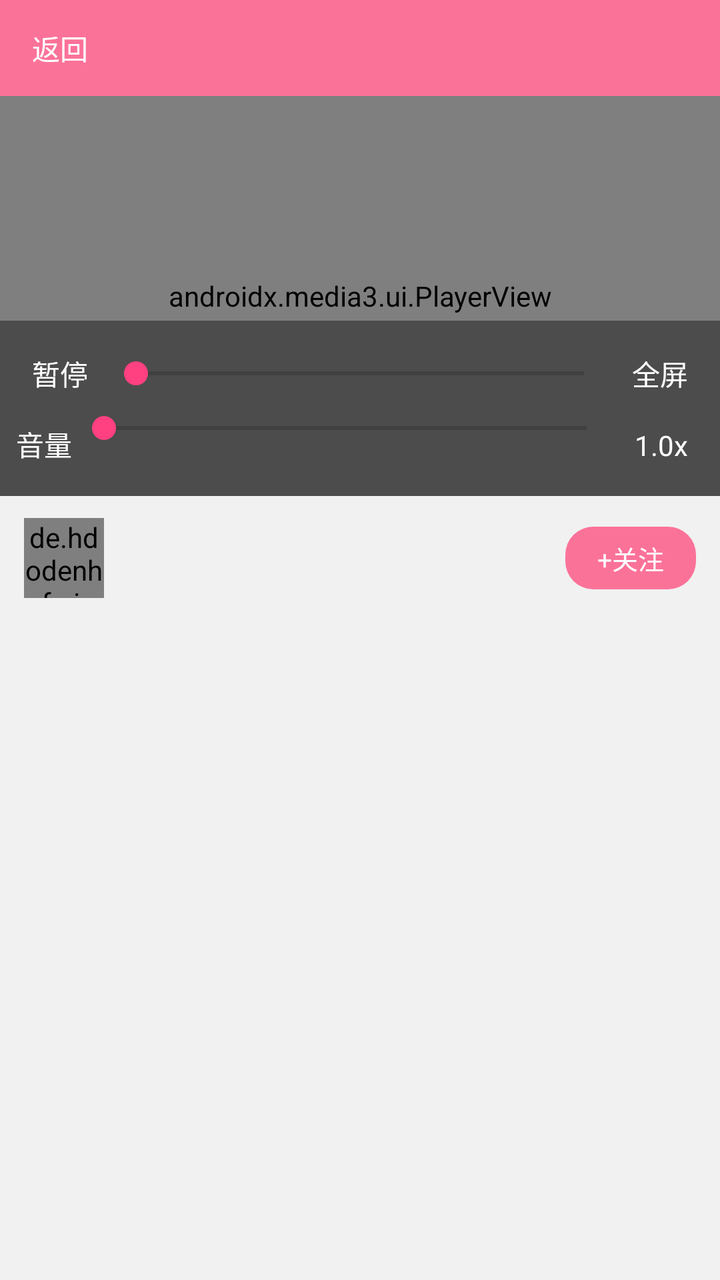
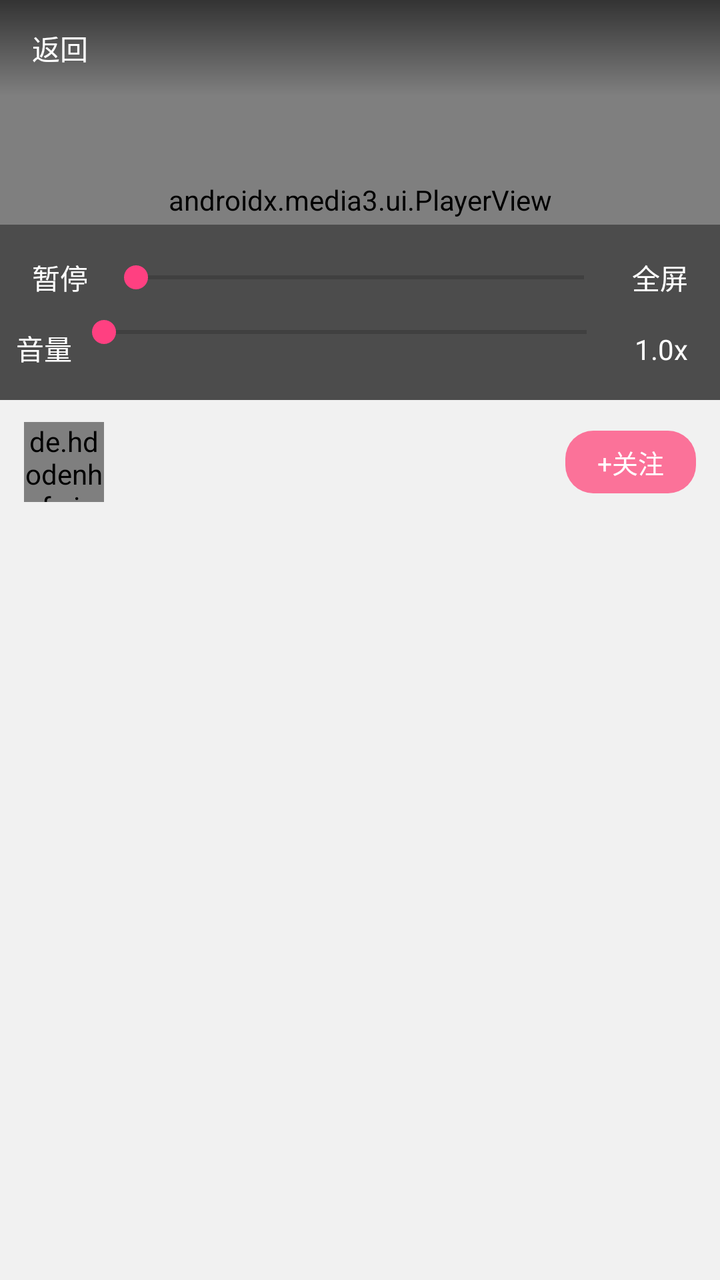

Before-and-after screenshots of an Android layout around one commit, followed by the original layout XML and the change that was made.
<!-- AndroidManifest.xml: application theme AppTheme -->
<!-- res/layout/activity_live_play.xml -->
<?xml version="1.0" encoding="utf-8"?>
<LinearLayout
    xmlns:android="http://schemas.android.com/apk/res/android"
    xmlns:app="http://schemas.android.com/apk/res-auto"
    android:id="@+id/main"
    android:layout_width="match_parent"
    android:layout_height="match_parent"
    android:orientation="vertical">

    
    <LinearLayout
        android:id="@+id/top_bar"
        android:layout_width="match_parent"
        android:layout_height="48dp"
        android:orientation="horizontal"
        android:gravity="center_vertical"
        android:background="@color/colorPrimary"
        android:paddingStart="8dp"
        android:paddingEnd="8dp">

        <TextView
            android:id="@+id/tv_back"
            android:layout_width="wrap_content"
            android:layout_height="wrap_content"
            android:padding="8dp"
            android:text="返回"
            android:textColor="@color/white"/>

        <TextView
            android:id="@+id/tv_title"
            android:layout_width="0dp"
            android:layout_height="wrap_content"
            android:layout_weight="1"
            android:gravity="center"
            android:ellipsize="end"
            android:maxLines="1"
            android:textColor="@color/white"
            android:textSize="16sp"/>
    </LinearLayout>

    
    <FrameLayout
        android:id="@+id/player_container"
        android:layout_width="match_parent"
        android:layout_height="200dp"
        android:background="@android:color/black">

        
        <androidx.media3.ui.PlayerView
            android:id="@+id/player_view"
            android:layout_width="match_parent"
            android:layout_height="match_parent"
            app:use_controller="false"/>

        
        <ProgressBar
            android:id="@+id/loading"
            android:layout_width="wrap_content"
            android:layout_height="wrap_content"
            android:layout_gravity="center"/>

        
        <LinearLayout
            android:id="@+id/control_bar"
            android:layout_width="match_parent"
            android:layout_height="wrap_content"
            android:layout_gravity="bottom"
            android:orientation="vertical"
            android:gravity="center_vertical"
            android:background="#66000000"
            android:padding="8dp">

            
            <LinearLayout
                android:layout_width="match_parent"
                android:layout_height="wrap_content"
                android:orientation="horizontal"
                android:gravity="center_vertical">

                <TextView
                    android:id="@+id/btn_play"
                    android:layout_width="wrap_content"
                    android:layout_height="wrap_content"
                    android:padding="8dp"
                    android:text="暂停"
                    android:textColor="@color/white"/>

                <SeekBar
                    android:id="@+id/seek_bar"
                    android:layout_width="0dp"
                    android:layout_height="wrap_content"
                    android:layout_weight="1"/>

                <TextView
                    android:id="@+id/btn_fullscreen"
                    android:layout_width="wrap_content"
                    android:layout_height="wrap_content"
                    android:padding="8dp"
                    android:text="全屏"
                    android:textColor="@color/white"/>

            </LinearLayout>

            
            <LinearLayout
                android:layout_width="match_parent"
                android:layout_height="wrap_content"
                android:orientation="horizontal"
                android:layout_gravity="center_vertical">

                <TextView
                    android:layout_width="wrap_content"
                    android:layout_height="wrap_content"
                    android:text="音量"
                    android:textColor="@color/white"/>

                <SeekBar
                    android:id="@+id/volume_seek_bar"
                    android:layout_width="0dp"
                    android:layout_height="wrap_content"
                    android:layout_weight="1"/>

                <TextView
                    android:id="@+id/btn_speed"
                    android:layout_width="wrap_content"
                    android:layout_height="wrap_content"
                    android:padding="8dp"
                    android:text="1.0x"
                    android:textColor="@color/white"/>
            </LinearLayout>


        </LinearLayout>
    </FrameLayout>

    
    <LinearLayout
        android:layout_width="match_parent"
        android:layout_height="wrap_content"
        android:orientation="horizontal"
        android:gravity="center_vertical"
        android:paddingStart="12dp"
        android:paddingEnd="12dp"
        android:paddingTop="10dp"
        android:paddingBottom="10dp">

        <de.hdodenhof.circleimageview.CircleImageView
            android:id="@+id/iv_avatar"
            android:layout_width="40dp"
            android:layout_height="40dp"
            android:src="@drawable/bili_default_avatar"/>

        <LinearLayout
            android:layout_width="0dp"
            android:layout_height="wrap_content"
            android:layout_weight="1"
            android:orientation="vertical"
            android:layout_marginStart="10dp">

            <TextView
                android:id="@+id/tv_user_name"
                android:layout_width="wrap_content"
                android:layout_height="wrap_content"
                android:textColor="@color/text_main"
                android:textSize="16sp"
                android:textStyle="bold"/>

            <TextView
                android:id="@+id/tv_online"
                android:layout_width="wrap_content"
                android:layout_height="wrap_content"
                android:layout_marginTop="3dp"
                android:textColor="@color/text_sub"
                android:textSize="13sp"/>
        </LinearLayout>

        <TextView
            android:id="@+id/btn_attention"
            android:layout_width="wrap_content"
            android:layout_height="wrap_content"
            android:background="@drawable/bg_btn_attention"
            android:paddingStart="16dp"
            android:paddingEnd="16dp"
            android:paddingTop="6dp"
            android:paddingBottom="6dp"
            android:text="+关注"
            android:textColor="@color/white"
            android:textSize="13sp"/>
    </LinearLayout>

    
    <com.google.android.material.tabs.TabLayout
        android:id="@+id/tab_layout"
        android:layout_width="match_parent"
        android:layout_height="40dp"
        app:tabMode="fixed"
        app:tabSelectedTextColor="@color/colorPrimary"
        app:tabTextColor="@color/text_sub"/>

    
    <androidx.viewpager2.widget.ViewPager2
        android:id="@+id/view_pager"
        android:layout_width="match_parent"
        android:layout_height="0dp"
        android:layout_weight="1"/>

</LinearLayout>
<!-- resources referenced by this layout -->
<resources>
  <color name="colorPrimary">#FB7299</color>
  <color name="text_main">#212121</color>
  <color name="text_sub">#999999</color>
  <color name="white">#FFFFFFFF</color>
  <!-- drawable bg_btn_attention (drawable) -->
  <?xml version="1.0" encoding="utf-8"?>
  <shape xmlns:android="http://schemas.android.com/apk/res/android"
      android:shape="rectangle">
      <solid android:color="@color/colorPrimary" />
      <corners android:radius="14dp"/>
  </shape>
  <!-- drawable bili_default_avatar: png bitmap (drawable-hdpi, 2229 bytes) -->
  <style name="AppTheme" parent="Theme.AppCompat.Light.NoActionBar">
          <item name="colorPrimary">@color/colorPrimary</item>
          <item name="colorPrimaryDark">@color/colorPrimaryDark</item>
          <item name="colorAccent">@color/colorAccent</item>
  
          <item name="android:windowBackground">@color/bg_main</item>
  
          <item name="android:statusBarColor">@color/colorPrimary</item>
      </style>
  <color name="colorPrimaryDark">#B85671</color>
  <color name="colorAccent">#FF4081</color>
  <color name="bg_main">#F1F1F1</color>
</resources>

<!-- the commit's change to res/layout/activity_live_play.xml (unified diff, before → after) -->
@@ -8,37 +8,6 @@
     android:orientation="vertical">
 
     
-    <LinearLayout
-        android:id="@+id/top_bar"
-        android:layout_width="match_parent"
-        android:layout_height="48dp"
-        android:orientation="horizontal"
-        android:gravity="center_vertical"
-        android:background="@color/colorPrimary"
-        android:paddingStart="8dp"
-        android:paddingEnd="8dp">
-
-        <TextView
-            android:id="@+id/tv_back"
-            android:layout_width="wrap_content"
-            android:layout_height="wrap_content"
-            android:padding="8dp"
-            android:text="返回"
-            android:textColor="@color/white"/>
-
-        <TextView
-            android:id="@+id/tv_title"
-            android:layout_width="0dp"
-            android:layout_height="wrap_content"
-            android:layout_weight="1"
-            android:gravity="center"
-            android:ellipsize="end"
-            android:maxLines="1"
-            android:textColor="@color/white"
-            android:textSize="16sp"/>
-    </LinearLayout>
-
-    
     <FrameLayout
         android:id="@+id/player_container"
         android:layout_width="match_parent"
@@ -129,8 +98,40 @@
                     android:textColor="@color/white"/>
             </LinearLayout>
 
-
         </LinearLayout>
+
+        
+        <LinearLayout
+            android:id="@+id/top_bar"
+            android:layout_width="match_parent"
+            android:layout_height="48dp"
+            android:layout_gravity="top"
+            android:orientation="horizontal"
+            android:gravity="center_vertical"
+            android:background="@drawable/bg_live_top_bar"
+            android:paddingStart="8dp"
+            android:paddingEnd="8dp">
+
+            <TextView
+                android:id="@+id/tv_back"
+                android:layout_width="wrap_content"
+                android:layout_height="wrap_content"
+                android:padding="8dp"
+                android:text="返回"
+                android:textColor="@color/white"/>
+
+            <TextView
+                android:id="@+id/tv_title"
+                android:layout_width="0dp"
+                android:layout_height="wrap_content"
+                android:layout_weight="1"
+                android:gravity="center"
+                android:ellipsize="end"
+                android:maxLines="1"
+                android:textColor="@color/white"
+                android:textSize="16sp"/>
+        </LinearLayout>
+
     </FrameLayout>
 
     
<!-- resource entries referenced after the edit -->
@@ -10,6 +10,15 @@
       android:shape="rectangle">
       <solid android:color="@color/colorPrimary" />
       <corners android:radius="14dp"/>
+  </shape>
+  <!-- drawable bg_live_top_bar (drawable) -->
+  <?xml version="1.0" encoding="utf-8"?>
+  <shape xmlns:android="http://schemas.android.com/apk/res/android"
+      android:shape="rectangle">
+      <gradient
+          android:angle="270"
+          android:startColor="#99000000"
+          android:endColor="#00000000" />
   </shape>
   <!-- drawable bili_default_avatar: png bitmap (drawable-hdpi, 2229 bytes) -->
   <style name="AppTheme" parent="Theme.AppCompat.Light.NoActionBar">
